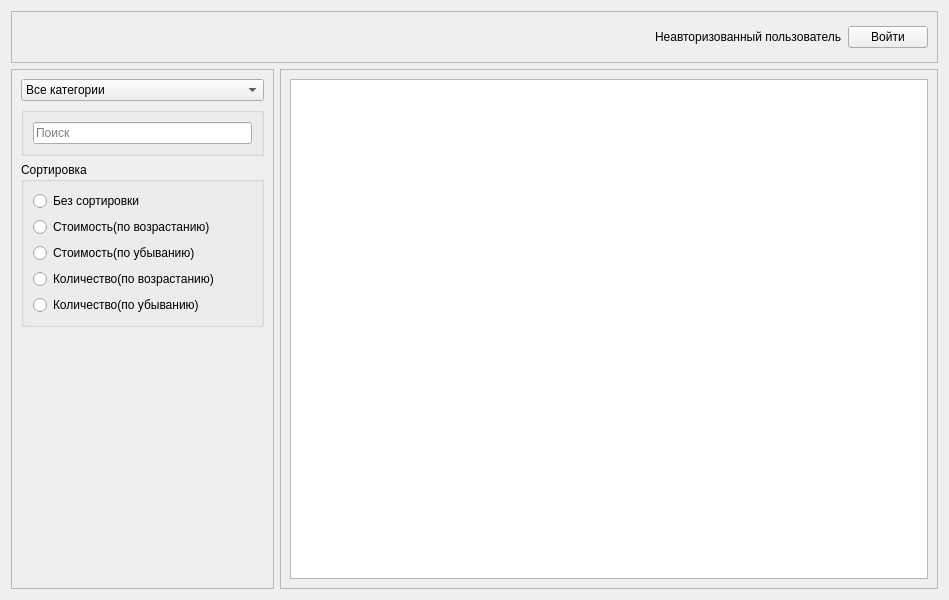
Old version of the form shoes-main/form.ui in the repository dcherep/shoes.
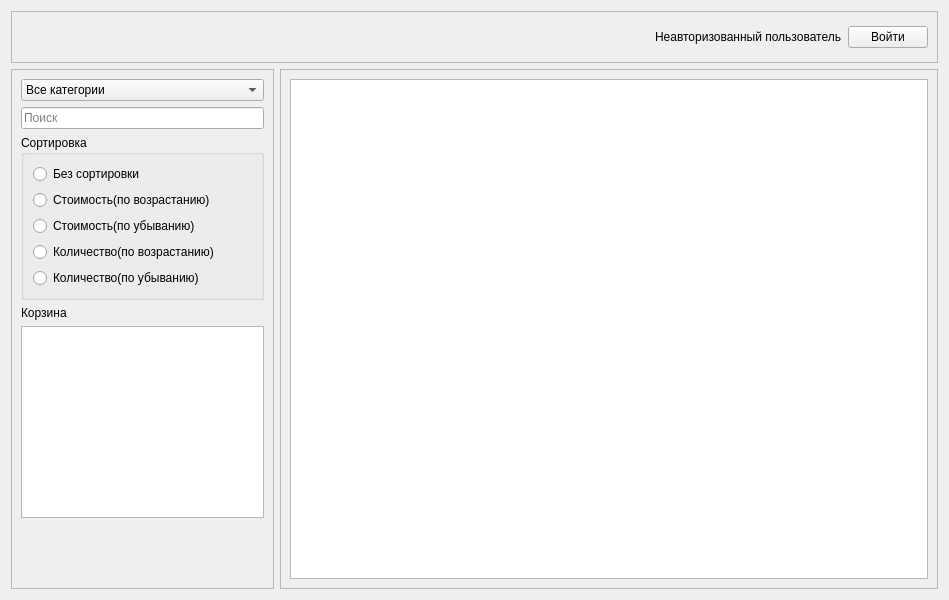
New version of the form.

Patch:
```diff
--- a/shoes-main/form.ui
+++ b/shoes-main/form.ui
@@ -55,21 +55,12 @@
        </widget>
       </item>
       <item>
-       <widget class="QGroupBox" name="groupBox">
-        <property name="title">
-         <string/>
-        </property>
-        <layout class="QVBoxLayout" name="verticalLayout_2">
-         <item>
           <widget class="QLineEdit" name="lineEdit">
            <property name="placeholderText">
             <string>Поиск </string>
            </property>
           </widget>
          </item>
-        </layout>
-       </widget>
-      </item>
       <item>
        <widget class="QGroupBox" name="groupBox_2">
         <property name="title">
@@ -114,6 +105,16 @@
         </layout>
        </widget>
       </item>
+      <item>
+       <widget class="QLabel" name="label_2">
+        <property name="text">
+         <string>Корзина</string>
+        </property>
+       </widget>
+      </item>
+      <item>
+       <widget class="QListView" name="listView"/>
+      </item>
       <item>
        <spacer name="verticalSpacer">
         <property name="orientation">
```
Lines whose indentation alone changed are shown as unchanged.
